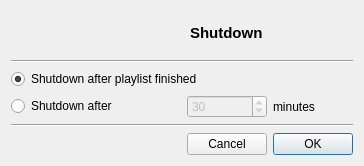
This is src/Gui/Shutdown/GUI_Shutdown.ui in Inferno214221/sayonara-player as Qt 5 draws it before an edit. The edited form follows.
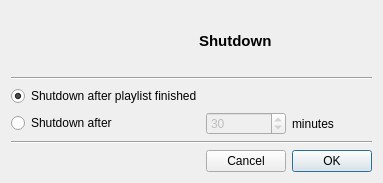
This is the edited form.

Patch:
```diff
--- a/src/Gui/Shutdown/GUI_Shutdown.ui
+++ b/src/Gui/Shutdown/GUI_Shutdown.ui
@@ -6,8 +6,8 @@
    <rect>
     <x>0</x>
     <y>0</y>
-    <width>364</width>
-    <height>166</height>
+    <width>383</width>
+    <height>183</height>
    </rect>
   </property>
   <property name="windowTitle">
```
Left out of the diff: 7 changed lines with no effect on the pictures.
